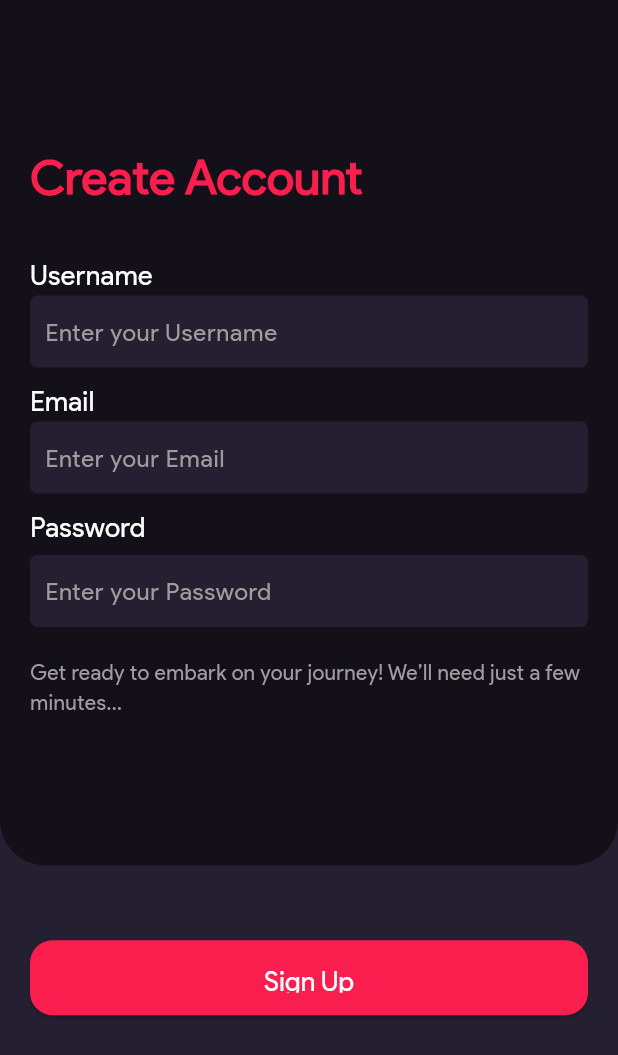
After one commit to rahuldhanak11/green-commute, a Flutter app: the screen it shows after launch, after a tap on "Don't have an account? Sign up here", on a phone screen of 412 x 824 dp. The commit adds this screen. Shown: the top 1055 px of the screen. Run offline on Flutter 3.47's test engine with Material 3 defaults, Android fonts, the phone set to English and light mode, and no system bars.

```diff
--- a/lib/Screens/Login.dart
+++ b/lib/Screens/Login.dart
@@ -1,6 +1,6 @@
 import 'package:flutter/material.dart';
-import 'package:flutter/widgets.dart';
 import 'package:transport_app/Screens/Otp.dart';
+import 'package:transport_app/Screens/Signup.dart';
 
 class LoginPage extends StatefulWidget {
   const LoginPage({super.key});
@@ -10,7 +10,9 @@ class LoginPage extends StatefulWidget {
 }
 
 class _LoginPageState extends State<LoginPage> {
-  final _numberController = TextEditingController();
+  final _emailController = TextEditingController();
+  final _passwordController = TextEditingController();
+
   @override
   Widget build(BuildContext context) {
     double screenHeight = MediaQuery.of(context).size.height;
@@ -30,9 +32,9 @@ class _LoginPageState extends State<LoginPage> {
             child: Padding(
               padding: const EdgeInsets.all(20.0),
               child: Column(
-                mainAxisAlignment: MainAxisAlignment.center,
                 crossAxisAlignment: CrossAxisAlignment.start,
                 children: [
+                  SizedBox(height: 75),
                   Text(
                     'Hello there!',
                     style: TextStyle(
@@ -43,25 +45,26 @@ class _LoginPageState extends State<LoginPage> {
                     ),
                   ),
                   const SizedBox(height: 30),
-                  Text(
-                    'Enter your email',
-                    style: TextStyle(
-                      color: Colors.white,
-                      fontSize: 18,
-                      fontFamily: 'Sans',
-                    ),
-                  ),
-                  SizedBox(height: 5),
+
                   Column(
+                    crossAxisAlignment: CrossAxisAlignment.start,
                     children: [
+                      Text(
+                        'Email',
+                        style: TextStyle(
+                          color: Colors.white,
+                          fontSize: 18,
+                          fontFamily: 'Sans',
+                        ),
+                      ),
                       Container(
                         decoration: BoxDecoration(
                           color: Color.fromARGB(255, 37, 31, 50),
                           borderRadius: BorderRadius.circular(5),
                         ),
                         child: TextField(
-                          controller: _numberController,
-                          keyboardType: TextInputType.phone,
+                          controller: _emailController,
+                          keyboardType: TextInputType.emailAddress,
                           decoration: InputDecoration(
                             border: InputBorder.none,
                             contentPadding: EdgeInsets.symmetric(horizontal: 10),
@@ -77,14 +80,24 @@ class _LoginPageState extends State<LoginPage> {
                           ),
                         ),
                       ),
+                      SizedBox(height: 10),
+                      Text(
+                        'Password',
+                        style: TextStyle(
+                          color: Colors.white,
+                          fontSize: 18,
+                          fontFamily: 'Sans',
+                        ),
+                      ),
+                      SizedBox(height: 5),
                       Container(
                         decoration: BoxDecoration(
                           color: Color.fromARGB(255, 37, 31, 50),
                           borderRadius: BorderRadius.circular(5),
                         ),
                         child: TextField(
-                          controller: _numberController,
-                          keyboardType: TextInputType.phone,
+                          controller: _passwordController,
+                          obscureText: true,
                           decoration: InputDecoration(
                             border: InputBorder.none,
                             contentPadding: EdgeInsets.symmetric(horizontal: 10),
@@ -132,7 +145,7 @@ class _LoginPageState extends State<LoginPage> {
                 ),
               ),
               child: Text(
-                'Login with OTP',
+                'Login',
                 style: TextStyle(
                   fontSize: 18,
                   color: Colors.white,
@@ -142,6 +155,22 @@ class _LoginPageState extends State<LoginPage> {
               ),
             ),
           ),
+          const SizedBox(height: 10),
+          GestureDetector(
+            onTap: () {
+              Navigator.push(context, MaterialPageRoute(builder: (context) => SignUpPage()));
+            },
+            child: Text(
+              "Don't have an account? Sign up here",
+              style: TextStyle(
+                color: Colors.white,
+                fontSize: 14,
+                fontFamily: 'Sans',
+                decoration: TextDecoration.underline,
+              ),
+            ),
+          ),
+
         ],
       ),
     );
--- /dev/null
+++ b/lib/Screens/Signup.dart
@@ -0,0 +1,188 @@
+import 'package:flutter/material.dart';
+
+class SignUpPage extends StatefulWidget {
+  const SignUpPage({super.key});
+
+  @override
+  State<SignUpPage> createState() => _SignUpPageState();
+}
+
+class _SignUpPageState extends State<SignUpPage> {
+  final _usernameController = TextEditingController();
+  final _emailController = TextEditingController();
+  final _passwordController = TextEditingController();
+
+  @override
+  Widget build(BuildContext context) {
+    double screenHeight = MediaQuery.of(context).size.height;
+
+    return Scaffold(
+      backgroundColor: Color.fromARGB(255, 37, 31, 50),
+      body: Column(
+        children: [
+          Container(
+            height: screenHeight * 0.7,
+            decoration: BoxDecoration(
+              color: const Color.fromARGB(255, 19, 16, 25),
+              borderRadius: const BorderRadius.only(
+                bottomLeft: Radius.circular(30.0),
+                bottomRight: Radius.circular(30.0),
+              ),
+            ),
+            child: Padding(
+              padding: const EdgeInsets.all(20.0),
+              child: Column(
+                crossAxisAlignment: CrossAxisAlignment.start,
+                children: [
+                  SizedBox(height: 75),
+                  Text(
+                    'Create Account',
+                    style: TextStyle(
+                      color: const Color.fromARGB(255, 250, 30, 78),
+                      fontSize: 32,
+                      fontWeight: FontWeight.bold,
+                      fontFamily: 'Sans',
+                    ),
+                  ),
+                  const SizedBox(height: 30),
+                  Text(
+                    'Username',
+                    style: TextStyle(
+                      color: Colors.white,
+                      fontSize: 18,
+                      fontFamily: 'Sans',
+                    ),
+                  ),
+                  Container(
+                    decoration: BoxDecoration(
+                      color: Color.fromARGB(255, 37, 31, 50),
+                      borderRadius: BorderRadius.circular(5),
+                    ),
+                    child: TextField(
+                      controller: _usernameController,
+                      keyboardType: TextInputType.emailAddress,
+                      decoration: InputDecoration(
+                        border: InputBorder.none,
+                        contentPadding: EdgeInsets.symmetric(horizontal: 10),
+                        hintText: 'Enter your Username',
+                        hintStyle: TextStyle(
+                          fontFamily: 'Sans',
+                          color: const Color.fromARGB(255, 157, 157, 157),
+                        ),
+                      ),
+                      style: TextStyle(
+                        color: Colors.white,
+                        fontFamily: 'Sans',
+                      ),
+                    ),
+                  ),
+                  SizedBox(height: 10),
+                  Text(
+                    'Email',
+                    style: TextStyle(
+                      color: Colors.white,
+                      fontSize: 18,
+                      fontFamily: 'Sans',
+                    ),
+                  ),
+                  Container(
+                    decoration: BoxDecoration(
+                      color: Color.fromARGB(255, 37, 31, 50),
+                      borderRadius: BorderRadius.circular(5),
+                    ),
+                    child: TextField(
+                      controller: _emailController,
+                      keyboardType: TextInputType.emailAddress,
+                      decoration: InputDecoration(
+                        border: InputBorder.none,
+                        contentPadding: EdgeInsets.symmetric(horizontal: 10),
+                        hintText: 'Enter your Email',
+                        hintStyle: TextStyle(
+                          fontFamily: 'Sans',
+                          color: const Color.fromARGB(255, 157, 157, 157),
+                        ),
+                      ),
+                      style: TextStyle(
+                        color: Colors.white,
+                        fontFamily: 'Sans',
+                      ),
+                    ),
+                  ),
+                  SizedBox(height: 10),
+                  Text(
+                    'Password',
+                    style: TextStyle(
+                      color: Colors.white,
+                      fontSize: 18,
+                      fontFamily: 'Sans',
+                    ),
+                  ),
+                  SizedBox(height: 5),
+                  Container(
+                    decoration: BoxDecoration(
+                      color: Color.fromARGB(255, 37, 31, 50),
+                      borderRadius: BorderRadius.circular(5),
+                    ),
+                    child: TextField(
+                      controller: _passwordController,
+                      obscureText: true, // Hide password text
+                      decoration: InputDecoration(
+                        border: InputBorder.none,
+                        contentPadding: EdgeInsets.symmetric(horizontal: 10),
+                        hintText: 'Enter your Password',
+                        hintStyle: TextStyle(
+                          fontFamily: 'Sans',
+                          color: const Color.fromARGB(255, 157, 157, 157),
+                        ),
+                      ),
+                      style: TextStyle(
+                        color: Colors.white,
+                        fontFamily: 'Sans',
+                      ),
+                    ),
+                  ),
+                  const SizedBox(height: 20),
+                  Text(
+                    'Get ready to embark on your journey! We’ll need just a few minutes...',
+                    style: TextStyle(
+                      color: Colors.grey,
+                      fontSize: 14,
+                      fontFamily: 'Sans',
+                    ),
+                  ),
+                ],
+              ),
+            ),
+          ),
+          const SizedBox(height: 50),
+          Container(
+            width: double.infinity,
+            height: 50,
+            padding: const EdgeInsets.symmetric(horizontal: 20.0),
+            child: ElevatedButton(
+              onPressed: () {
+                // Handle sign-up action
+              },
+              style: ElevatedButton.styleFrom(
+                backgroundColor: Color.fromARGB(255, 250, 30, 78),
+                padding: const EdgeInsets.symmetric(vertical: 15.0),
+                shape: RoundedRectangleBorder(
+                  borderRadius: BorderRadius.circular(15),
+                ),
+              ),
+              child: Text(
+                'Sign Up',
+                style: TextStyle(
+                  fontSize: 18,
+                  color: Colors.white,
+                  fontFamily: 'Sans',
+                  fontWeight: FontWeight.w500,
+                ),
+              ),
+            ),
+          ),
+        ],
+      ),
+    );
+  }
+}
```
Also changed, not shown: lib/Screens/Home.dart (+9 -2 lines), lib/Screens/Map.dart (+191 -0 lines).
